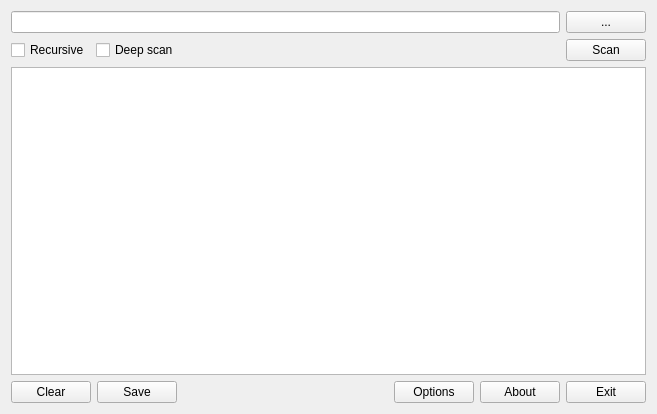
Qt form gui_source/guimainwindow.ui (horsicq/XVedogon) before a commit.
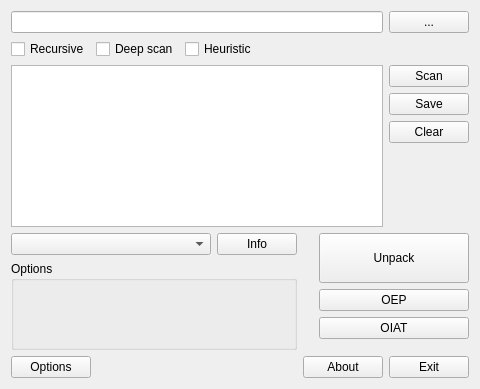
The same form after that commit.

The edit to the form file:
```diff
--- a/gui_source/guimainwindow.ui
+++ b/gui_source/guimainwindow.ui
@@ -6,15 +6,15 @@
    <rect>
     <x>0</x>
     <y>0</y>
-    <width>657</width>
-    <height>414</height>
+    <width>480</width>
+    <height>389</height>
    </rect>
   </property>
   <property name="windowTitle">
    <string>GuiMainWindow</string>
   </property>
   <widget class="QWidget" name="centralWidget">
-   <layout class="QVBoxLayout" name="verticalLayout">
+   <layout class="QVBoxLayout" name="verticalLayout_4">
     <item>
      <layout class="QHBoxLayout" name="horizontalLayout">
       <item>
@@ -49,6 +49,13 @@
         </property>
        </widget>
       </item>
+      <item>
+       <widget class="QCheckBox" name="checkBoxHeuristic">
+        <property name="text">
+         <string>Heuristic</string>
+        </property>
+       </widget>
+      </item>
       <item>
        <spacer name="horizontalSpacer">
         <property name="orientation">
@@ -62,15 +69,10 @@
         </property>
        </spacer>
       </item>
-      <item>
-       <widget class="QPushButton" name="pushButtonScan">
-        <property name="text">
-         <string>Scan</string>
-        </property>
-       </widget>
-      </item>
      </layout>
     </item>
+    <item>
+     <layout class="QHBoxLayout" name="horizontalLayout_3">
     <item>
      <widget class="QTreeView" name="treeViewResult">
       <property name="sizePolicy">
@@ -88,11 +90,11 @@
      </widget>
     </item>
     <item>
-     <layout class="QHBoxLayout" name="horizontalLayout_11">
+       <layout class="QVBoxLayout" name="verticalLayout">
       <item>
-       <widget class="QPushButton" name="pushButtonClear">
+         <widget class="QPushButton" name="pushButtonScan">
         <property name="text">
-         <string>Clear</string>
+           <string>Scan</string>
         </property>
        </widget>
       </item>
@@ -104,7 +106,71 @@
        </widget>
       </item>
       <item>
-       <spacer name="horizontalSpacer_2">
+         <widget class="QPushButton" name="pushButtonClear">
+          <property name="text">
+           <string>Clear</string>
+          </property>
+         </widget>
+        </item>
+        <item>
+         <spacer name="verticalSpacer">
+          <property name="orientation">
+           <enum>Qt::Vertical</enum>
+          </property>
+          <property name="sizeHint" stdset="0">
+           <size>
+            <width>20</width>
+            <height>40</height>
+           </size>
+          </property>
+         </spacer>
+        </item>
+       </layout>
+      </item>
+     </layout>
+    </item>
+    <item>
+     <layout class="QHBoxLayout" name="horizontalLayout_4">
+      <item>
+       <layout class="QVBoxLayout" name="verticalLayout_2">
+        <item>
+         <layout class="QHBoxLayout" name="horizontalLayout_5">
+          <item>
+           <widget class="QComboBox" name="comboBoxMethod">
+            <property name="minimumSize">
+             <size>
+              <width>200</width>
+              <height>0</height>
+             </size>
+            </property>
+           </widget>
+          </item>
+          <item>
+           <widget class="QPushButton" name="pushButtonInfo">
+            <property name="text">
+             <string>Info</string>
+            </property>
+           </widget>
+          </item>
+         </layout>
+        </item>
+        <item>
+         <widget class="QGroupBox" name="groupBoxOptions">
+          <property name="sizePolicy">
+           <sizepolicy hsizetype="Preferred" vsizetype="Expanding">
+            <horstretch>0</horstretch>
+            <verstretch>0</verstretch>
+           </sizepolicy>
+          </property>
+          <property name="title">
+           <string>Options</string>
+          </property>
+         </widget>
+        </item>
+       </layout>
+      </item>
+      <item>
+       <spacer name="horizontalSpacer_3">
         <property name="orientation">
          <enum>Qt::Horizontal</enum>
         </property>
@@ -116,6 +182,54 @@
         </property>
        </spacer>
       </item>
+      <item>
+       <layout class="QVBoxLayout" name="verticalLayout_3">
+        <item>
+         <widget class="QPushButton" name="pushButtonUnpack">
+          <property name="minimumSize">
+           <size>
+            <width>150</width>
+            <height>50</height>
+           </size>
+          </property>
+          <property name="text">
+           <string>Unpack</string>
+          </property>
+         </widget>
+        </item>
+        <item>
+         <widget class="QPushButton" name="pushButtonOEP">
+          <property name="text">
+           <string notr="true">OEP</string>
+          </property>
+         </widget>
+        </item>
+        <item>
+         <widget class="QPushButton" name="pushButtonOIAT">
+          <property name="text">
+           <string notr="true">OIAT</string>
+          </property>
+         </widget>
+        </item>
+        <item>
+         <spacer name="verticalSpacer_2">
+          <property name="orientation">
+           <enum>Qt::Vertical</enum>
+          </property>
+          <property name="sizeHint" stdset="0">
+           <size>
+            <width>20</width>
+            <height>40</height>
+           </size>
+          </property>
+         </spacer>
+        </item>
+       </layout>
+      </item>
+     </layout>
+    </item>
+    <item>
+     <layout class="QHBoxLayout" name="horizontalLayout_11">
       <item>
        <widget class="QPushButton" name="pushButtonOptions">
         <property name="text">
@@ -123,6 +237,19 @@
         </property>
        </widget>
       </item>
+      <item>
+       <spacer name="horizontalSpacer_2">
+        <property name="orientation">
+         <enum>Qt::Horizontal</enum>
+        </property>
+        <property name="sizeHint" stdset="0">
+         <size>
+          <width>40</width>
+          <height>20</height>
+         </size>
+        </property>
+       </spacer>
+      </item>
       <item>
        <widget class="QPushButton" name="pushButtonAbout">
         <property name="text">
```
Lines whose indentation alone changed are shown as unchanged.
